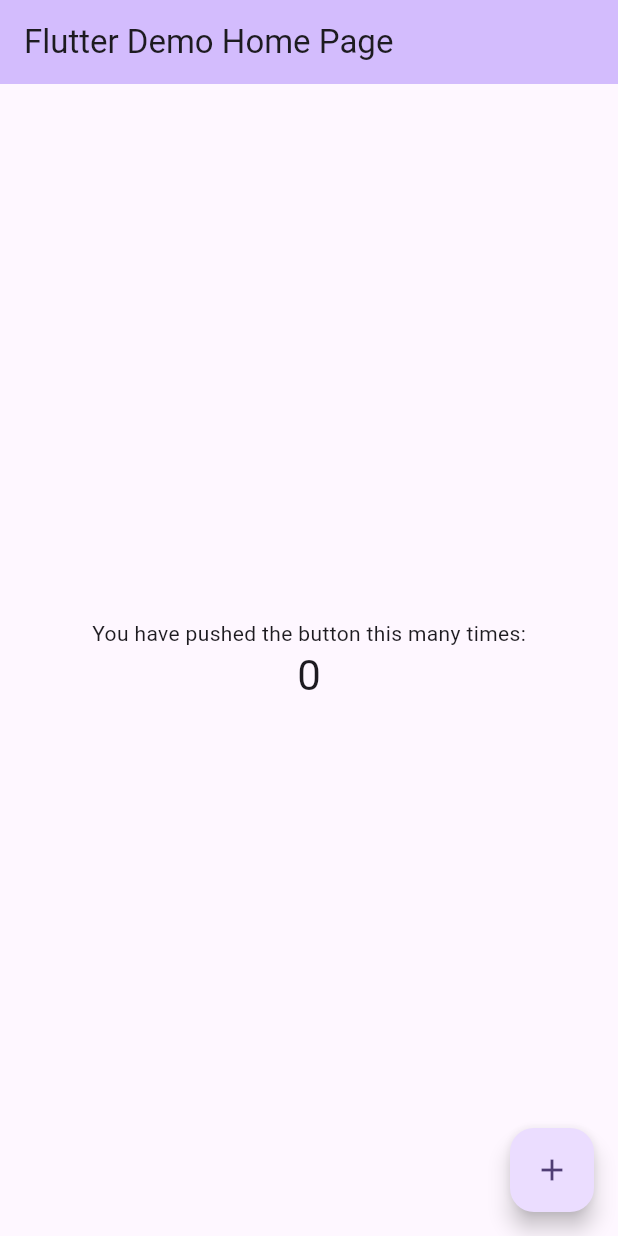
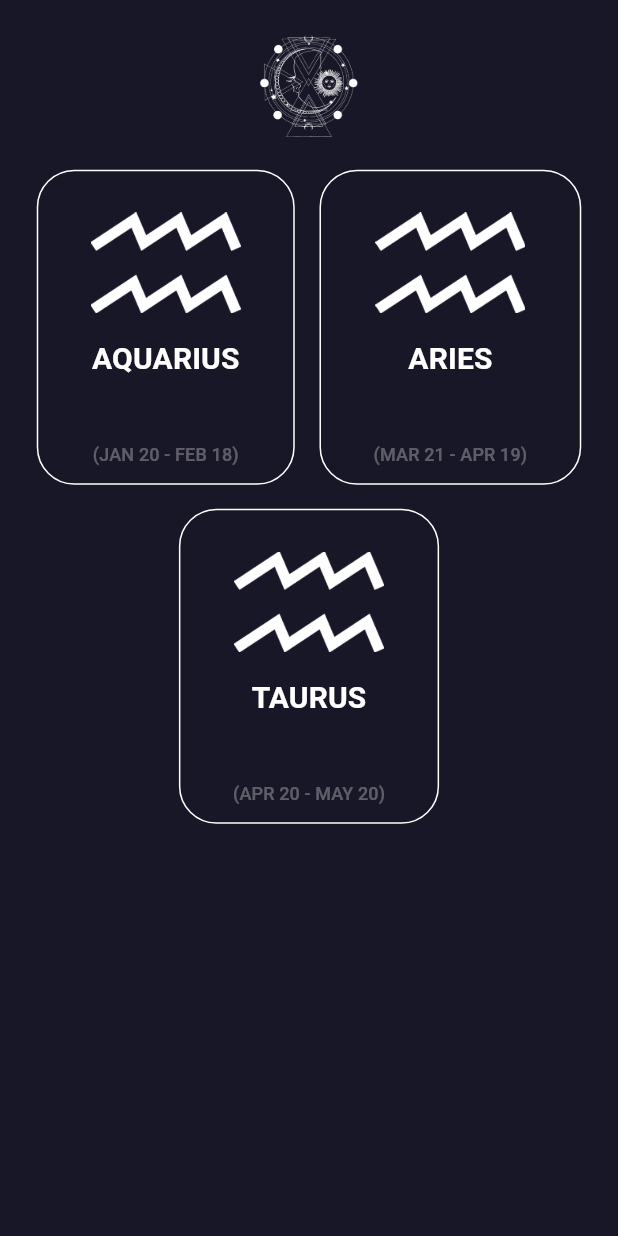
Before and after one commit to PardusDev/astro_daily, a Flutter app: the screen it shows after launch, on a phone screen of 412 x 824 dp. Run offline on Flutter 3.47's test engine with Material 3 defaults, Android fonts, the light colour scheme and no system bars.

Commit message:
Some improvements.

```diff
--- a/lib/main.dart
+++ b/lib/main.dart
@@ -1,3 +1,4 @@
+import 'package:astro_daily/screens/home_screen.dart';
 import 'package:flutter/material.dart';
 
 void main() {
@@ -7,119 +8,15 @@ void main() {
 class MyApp extends StatelessWidget {
   const MyApp({super.key});
 
-  // This widget is the root of your application.
   @override
   Widget build(BuildContext context) {
     return MaterialApp(
-      title: 'Flutter Demo',
+      title: 'AstroDaily',
       theme: ThemeData(
-        // This is the theme of your application.
-        //
-        // TRY THIS: Try running your application with "flutter run". You'll see
-        // the application has a blue toolbar. Then, without quitting the app,
-        // try changing the seedColor in the colorScheme below to Colors.green
-        // and then invoke "hot reload" (save your changes or press the "hot
-        // reload" button in a Flutter-supported IDE, or press "r" if you used
-        // the command line to start the app).
-        //
-        // Notice that the counter didn't reset back to zero; the application
-        // state is not lost during the reload. To reset the state, use hot
-        // restart instead.
-        //
-        // This works for code too, not just values: Most code changes can be
-        // tested with just a hot reload.
         colorScheme: ColorScheme.fromSeed(seedColor: Colors.deepPurple),
         useMaterial3: true,
       ),
-      home: const MyHomePage(title: 'Flutter Demo Home Page'),
+      home: const HomePage(),
     );
   }
 }
-
-class MyHomePage extends StatefulWidget {
-  const MyHomePage({super.key, required this.title});
-
-  // This widget is the home page of your application. It is stateful, meaning
-  // that it has a State object (defined below) that contains fields that affect
-  // how it looks.
-
-  // This class is the configuration for the state. It holds the values (in this
-  // case the title) provided by the parent (in this case the App widget) and
-  // used by the build method of the State. Fields in a Widget subclass are
-  // always marked "final".
-
-  final String title;
-
-  @override
-  State<MyHomePage> createState() => _MyHomePageState();
-}
-
-class _MyHomePageState extends State<MyHomePage> {
-  int _counter = 0;
-
-  void _incrementCounter() {
-    setState(() {
-      // This call to setState tells the Flutter framework that something has
-      // changed in this State, which causes it to rerun the build method below
-      // so that the display can reflect the updated values. If we changed
-      // _counter without calling setState(), then the build method would not be
-      // called again, and so nothing would appear to happen.
-      _counter++;
-    });
-  }
-
-  @override
-  Widget build(BuildContext context) {
-    // This method is rerun every time setState is called, for instance as done
-    // by the _incrementCounter method above.
-    //
-    // The Flutter framework has been optimized to make rerunning build methods
-    // fast, so that you can just rebuild anything that needs updating rather
-    // than having to individually change instances of widgets.
-    return Scaffold(
-      appBar: AppBar(
-        // TRY THIS: Try changing the color here to a specific color (to
-        // Colors.amber, perhaps?) and trigger a hot reload to see the AppBar
-        // change color while the other colors stay the same.
-        backgroundColor: Theme.of(context).colorScheme.inversePrimary,
-        // Here we take the value from the MyHomePage object that was created by
-        // the App.build method, and use it to set our appbar title.
-        title: Text(widget.title),
-      ),
-      body: Center(
-        // Center is a layout widget. It takes a single child and positions it
-        // in the middle of the parent.
-        child: Column(
-          // Column is also a layout widget. It takes a list of children and
-          // arranges them vertically. By default, it sizes itself to fit its
-          // children horizontally, and tries to be as tall as its parent.
-          //
-          // Column has various properties to control how it sizes itself and
-          // how it positions its children. Here we use mainAxisAlignment to
-          // center the children vertically; the main axis here is the vertical
-          // axis because Columns are vertical (the cross axis would be
-          // horizontal).
-          //
-          // TRY THIS: Invoke "debug painting" (choose the "Toggle Debug Paint"
-          // action in the IDE, or press "p" in the console), to see the
-          // wireframe for each widget.
-          mainAxisAlignment: MainAxisAlignment.center,
-          children: <Widget>[
-            const Text(
-              'You have pushed the button this many times:',
-            ),
-            Text(
-              '$_counter',
-              style: Theme.of(context).textTheme.headlineMedium,
-            ),
-          ],
-        ),
-      ),
-      floatingActionButton: FloatingActionButton(
-        onPressed: _incrementCounter,
-        tooltip: 'Increment',
-        child: const Icon(Icons.add),
-      ), // This trailing comma makes auto-formatting nicer for build methods.
-    );
-  }
-}
--- /dev/null
+++ b/lib/models/Horoscope.dart
@@ -0,0 +1,7 @@
+class Horoscope {
+  final String name;
+  final String dateRange;
+  final String asset;
+
+  Horoscope(this.name, this.dateRange, this.asset);
+}
--- /dev/null
+++ b/lib/screens/home_screen.dart
@@ -0,0 +1,34 @@
+import 'package:flutter/material.dart';
+import 'package:astro_daily/widgets/HoroscopesCard.dart';
+
+class HomePage extends StatelessWidget {
+  const HomePage({super.key});
+
+  @override
+  Widget build(BuildContext context) {
+    return Scaffold(
+      backgroundColor: Color.fromRGBO(24,23,39, 1.0),
+      body: SafeArea(
+        child: Padding(
+          padding: const EdgeInsets.only(top: 18.0, left: 8.0, right: 8.0),
+          child: SingleChildScrollView(
+            physics: ScrollPhysics(),
+            child: Column(
+              children: <Widget>[
+                Center(
+                  child: LayoutBuilder(
+                    builder: (BuildContext context, BoxConstraints constraints) {
+                      double imageWidth = constraints.maxWidth * 0.2;
+                      return Image.asset("assets/images/astrology_header.png", width: imageWidth, fit: BoxFit.cover);
+                    },
+                  ),
+                ),
+                HoroscopesCard(),
+              ],
+            ),
+          ),
+        ),
+      ),
+    );
+  }
+}
--- /dev/null
+++ b/lib/utilities/Horoscopes.dart
@@ -0,0 +1,7 @@
+import 'package:astro_daily/models/Horoscope.dart';
+
+final List<Horoscope> Horoscopes = [
+  Horoscope('Aquarius', 'Jan 20 - Feb 18', "assets/images/aquarius.png"),
+  Horoscope('Aries', 'Mar 21 - Apr 19', "assets/images/aquarius.png"),
+  Horoscope('Taurus', 'Apr 20 - May 20', "assets/images/aquarius.png"),
+];
--- /dev/null
+++ b/lib/widgets/HoroscopeCardButton.dart
@@ -0,0 +1,51 @@
+import 'package:flutter/material.dart';
+
+import '../models/Horoscope.dart';
+
+class HoroscopeCardButton extends StatelessWidget {
+  final Horoscope horoscope;
+  const HoroscopeCardButton({super.key, required this.horoscope});
+
+  @override
+  Widget build(BuildContext contex) {
+    return ElevatedButton(
+        onPressed: () {},
+        style: ElevatedButton.styleFrom(
+            backgroundColor: Colors.transparent,
+            shadowColor: Colors.transparent,
+            side: BorderSide(color: Colors.white, width: 1),
+            shape: RoundedRectangleBorder(
+                borderRadius: BorderRadius.circular(25))),
+        child: Center(
+          child: Padding(
+            padding: const EdgeInsets.all(12.0),
+            child: Column(
+              children: [
+                Container(
+                    width: 100,
+                    height: 100,
+                    child: Image.asset(horoscope.asset,
+                        )),
+                Text(
+                  horoscope.name.toUpperCase(),
+                  style: TextStyle(
+                      color: Colors.white,
+                      fontWeight: FontWeight.w700,
+                      fontSize: 20),
+                ),
+                SizedBox(
+                  height: 40,
+                ),
+                Text(
+                  "(" + horoscope.dateRange.toUpperCase() + ")",
+                  style: TextStyle(
+                      color: Colors.white30,
+                      fontWeight: FontWeight.w500,
+                      fontSize: 12),
+                ),
+              ],
+            ),
+          ),
+        ));
+  }
+}
--- /dev/null
+++ b/lib/widgets/HoroscopesCard.dart
@@ -0,0 +1,31 @@
+import 'package:astro_daily/widgets/HoroscopeCardButton.dart';
+import 'package:flutter/material.dart';
+
+import '../utilities/Horoscopes.dart';
+
+class HoroscopesCard extends StatelessWidget {
+  const HoroscopesCard({super.key});
+
+  @override
+  Widget build(BuildContext context) {
+    return ListView.builder(
+      physics: NeverScrollableScrollPhysics(),
+        shrinkWrap: true,
+        itemCount: (Horoscopes.length / 2).ceil(),
+        itemBuilder: (context, index) {
+          final int firstIndex = index * 2;
+          final int secondIndex = firstIndex + 1;
+          return Padding(
+            padding: const EdgeInsets.only(top: 16.0),
+            child: Row(
+              mainAxisAlignment: MainAxisAlignment.spaceEvenly,
+              children: [
+                HoroscopeCardButton(horoscope: Horoscopes[firstIndex]),
+                if (secondIndex < Horoscopes.length) HoroscopeCardButton(horoscope: Horoscopes[secondIndex])
+              ],
+            ),
+          );
+        },
+      );
+  }
+}
--- a/pubspec.yaml
+++ b/pubspec.yaml
@@ -59,9 +59,8 @@ flutter:
   uses-material-design: true
 
   # To add assets to your application, add an assets section, like this:
-  # assets:
-  #   - images/a_dot_burr.jpeg
-  #   - images/a_dot_ham.jpeg
+  assets:
+     - assets/images/
 
   # An image asset can refer to one or more resolution-specific "variants", see
   # https://flutter.dev/assets-and-images/#resolution-aware
```
Also changed, not shown: assets/images/aquarius.png (added), assets/images/astrology_header.png (added), pubspec.lock, 3 other files.
